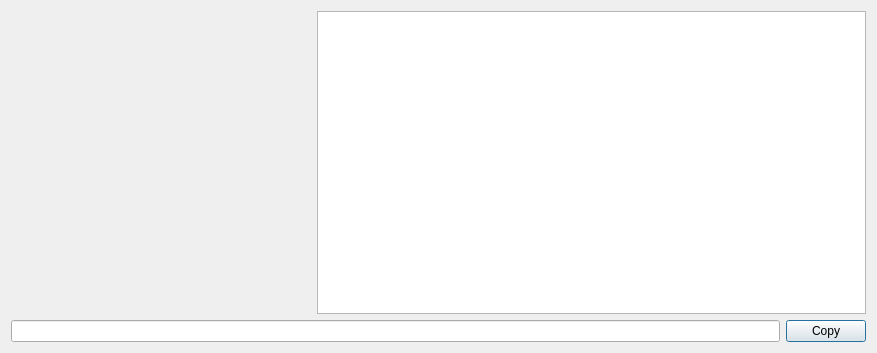
First picture: the form in SSevGui/ShareDialog.ui, repository oOTnTOo/SSevGui, before the edit.
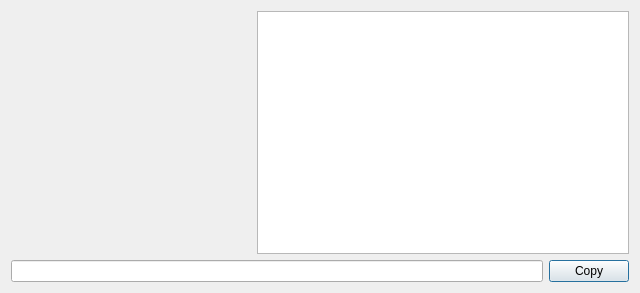
Second picture: the form after the edit.

```diff
--- a/SSevGui/ShareDialog.ui
+++ b/SSevGui/ShareDialog.ui
@@ -6,8 +6,8 @@
    <rect>
     <x>0</x>
     <y>0</y>
-    <width>877</width>
-    <height>353</height>
+    <width>640</width>
+    <height>293</height>
    </rect>
   </property>
   <property name="windowTitle">
@@ -26,14 +26,14 @@
        </property>
        <property name="minimumSize">
         <size>
-         <width>300</width>
-         <height>300</height>
+         <width>240</width>
+         <height>240</height>
         </size>
        </property>
        <property name="maximumSize">
         <size>
-         <width>300</width>
-         <height>300</height>
+         <width>240</width>
+         <height>240</height>
         </size>
        </property>
        <property name="text">
```
